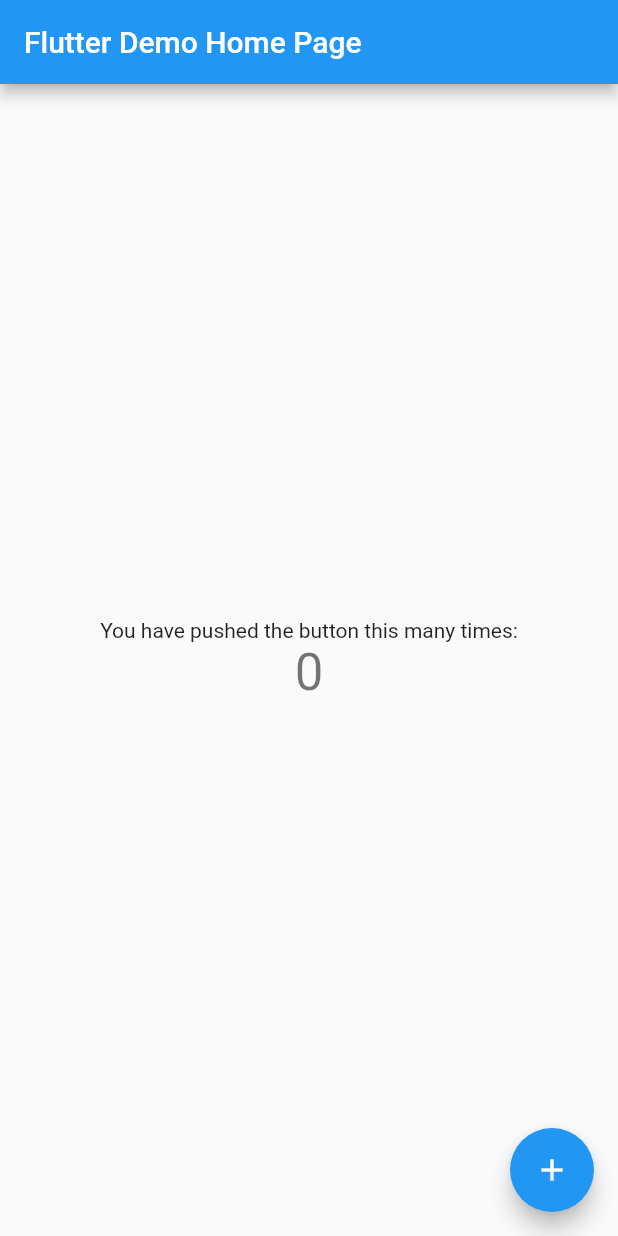
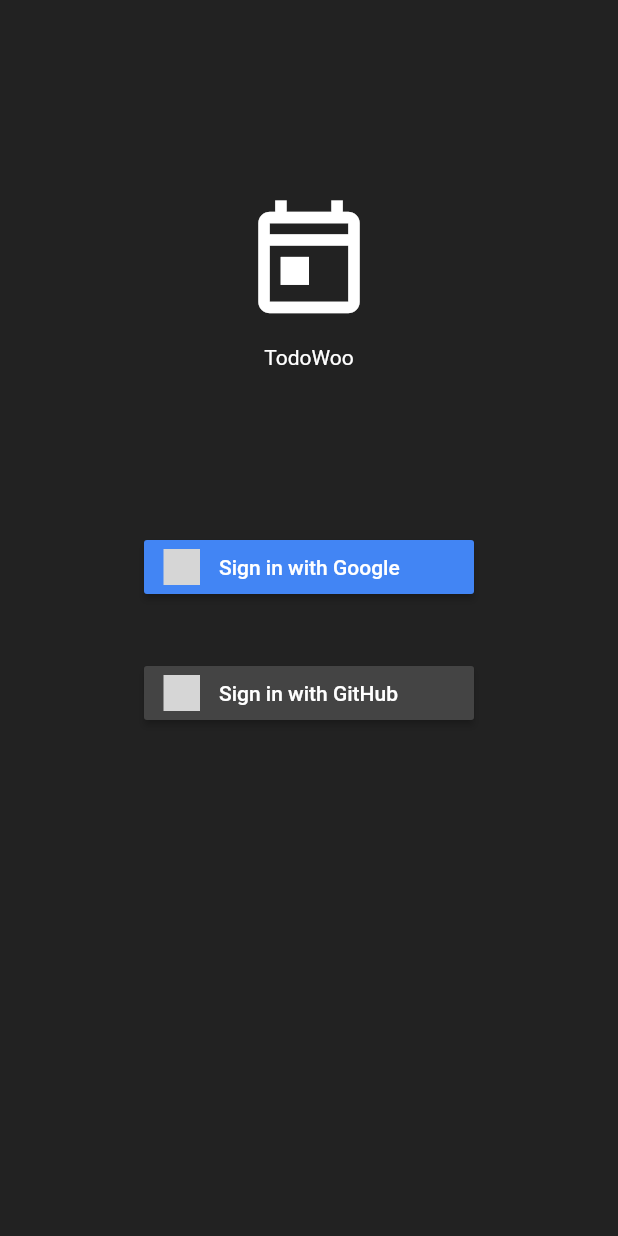
Before and after one commit to girishrajani/todowoo, a Flutter app: the screen it shows after launch, on a phone screen of 412 x 824 dp. Run offline on Flutter 3.47's test engine with Material 2 defaults, Android fonts, the phone set to English and light mode, and no system bars; our stand-ins replace flutter_signin_button; grey boxes are pictures that could not be loaded.

Commit message:
Login Screen Designed

```diff
--- /dev/null
+++ b/lib/login.dart
@@ -0,0 +1,70 @@
+import 'package:flutter/material.dart';
+import 'package:flutter_signin_button/flutter_signin_button.dart';
+
+void main() {
+  runApp(
+    MaterialApp(
+      home: Login(),
+    ),
+  );
+}
+
+class Login extends StatefulWidget {
+  @override
+  _LoginState createState() => _LoginState();
+}
+
+class _LoginState extends State<Login> {
+  @override
+  Widget build(BuildContext context) {
+    return Scaffold(
+      backgroundColor: Colors.black87,
+      body: Center(
+        child: ListView(
+          children: <Widget>[
+            Padding(padding: EdgeInsets.all((60))),
+            Padding(
+              padding: const EdgeInsets.all(10.0),
+              child: Center(
+                child: Icon(
+                  Icons.today_outlined,
+                  color: Colors.white,
+                  size: 90,
+                ),
+              ),
+            ),
+            Text(
+              'TodoWoo',
+              textAlign: TextAlign.center,
+              style: TextStyle(
+                color: Colors.white,
+              ),
+            ),
+            Padding(padding: EdgeInsets.all((50))),
+            Padding(
+              padding: const EdgeInsets.all(8.0),
+              child: Center(
+                child: SignInButton(
+                  Buttons.GoogleDark,
+                  text: 'Sign in with Google',
+                  onPressed: () {},
+                ),
+              ),
+            ),
+            Padding(padding: EdgeInsets.all((10))),
+            Padding(
+              padding: const EdgeInsets.all(8.0),
+              child: Center(
+                child: SignInButton(
+                  Buttons.GitHub,
+                  text: 'Sign in with GitHub',
+                  onPressed: () {},
+                ),
+              ),
+            ),
+          ],
+        ),
+      ),
+    );
+  }
+}
--- a/lib/main.dart
+++ b/lib/main.dart
@@ -1,113 +1,11 @@
 import 'package:flutter/material.dart';
+import 'package:todowoo/login.dart';
 
 void main() {
-  runApp(MyApp());
+  runApp(
+    MaterialApp(
+      theme: ThemeData(primarySwatch: Colors.grey),
+      home: Login(),
+    ),
+  );
 }
-
-class MyApp extends StatelessWidget {
-  // This widget is the root of your application.
-  @override
-  Widget build(BuildContext context) {
-    return MaterialApp(
-      title: 'Flutter Demo',
-      theme: ThemeData(
-        // This is the theme of your application.
-        //
-        // Try running your application with "flutter run". You'll see the
-        // application has a blue toolbar. Then, without quitting the app, try
-        // changing the primarySwatch below to Colors.green and then invoke
-        // "hot reload" (press "r" in the console where you ran "flutter run",
-        // or simply save your changes to "hot reload" in a Flutter IDE).
-        // Notice that the counter didn't reset back to zero; the application
-        // is not restarted.
-        primarySwatch: Colors.blue,
-      ),
-      home: MyHomePage(title: 'Flutter Demo Home Page'),
-    );
-  }
-}
-
-class MyHomePage extends StatefulWidget {
-  MyHomePage({Key? key, this.title}) : super(key: key);
-
-  // This widget is the home page of your application. It is stateful, meaning
-  // that it has a State object (defined below) that contains fields that affect
-  // how it looks.
-
-  // This class is the configuration for the state. It holds the values (in this
-  // case the title) provided by the parent (in this case the App widget) and
-  // used by the build method of the State. Fields in a Widget subclass are
-  // always marked "final".
-
-  final String? title;
-
-  @override
-  _MyHomePageState createState() => _MyHomePageState();
-}
-
-class _MyHomePageState extends State<MyHomePage> {
-  int _counter = 0;
-
-  void _incrementCounter() {
-    setState(() {
-      // This call to setState tells the Flutter framework that something has
-      // changed in this State, which causes it to rerun the build method below
-      // so that the display can reflect the updated values. If we changed
-      // _counter without calling setState(), then the build method would not be
-      // called again, and so nothing would appear to happen.
-      _counter++;
-    });
-  }
-
-  @override
-  Widget build(BuildContext context) {
-    // This method is rerun every time setState is called, for instance as done
-    // by the _incrementCounter method above.
-    //
-    // The Flutter framework has been optimized to make rerunning build methods
-    // fast, so that you can just rebuild anything that needs updating rather
-    // than having to individually change instances of widgets.
-    return Scaffold(
-      appBar: AppBar(
-        // Here we take the value from the MyHomePage object that was created by
-        // the App.build method, and use it to set our appbar title.
-        title: Text(widget.title!),
-      ),
-      body: Center(
-        // Center is a layout widget. It takes a single child and positions it
-        // in the middle of the parent.
-        child: Column(
-          // Column is also a layout widget. It takes a list of children and
-          // arranges them vertically. By default, it sizes itself to fit its
-          // children horizontally, and tries to be as tall as its parent.
-          //
-          // Invoke "debug painting" (press "p" in the console, choose the
-          // "Toggle Debug Paint" action from the Flutter Inspector in Android
-          // Studio, or the "Toggle Debug Paint" command in Visual Studio Code)
-          // to see the wireframe for each widget.
-          //
-          // Column has various properties to control how it sizes itself and
-          // how it positions its children. Here we use mainAxisAlignment to
-          // center the children vertically; the main axis here is the vertical
-          // axis because Columns are vertical (the cross axis would be
-          // horizontal).
-          mainAxisAlignment: MainAxisAlignment.center,
-          children: <Widget>[
-            Text(
-              'You have pushed the button this many times:',
-            ),
-            Text(
-              '$_counter',
-              style: Theme.of(context).textTheme.headline4,
-            ),
-          ],
-        ),
-      ),
-      floatingActionButton: FloatingActionButton(
-        onPressed: _incrementCounter,
-        tooltip: 'Increment',
-        child: Icon(Icons.add),
-      ), // This trailing comma makes auto-formatting nicer for build methods.
-    );
-  }
-}
--- a/pubspec.yaml
+++ b/pubspec.yaml
@@ -23,6 +23,7 @@
 dependencies:
   flutter:
     sdk: flutter
+  flutter_signin_button: ^2.0.0
 
 
   # The following adds the Cupertino Icons font to your application.
```
Also changed, not shown: assets/fonts/KronaOne-Regular.ttf (added), pubspec.lock, 1 other file.
